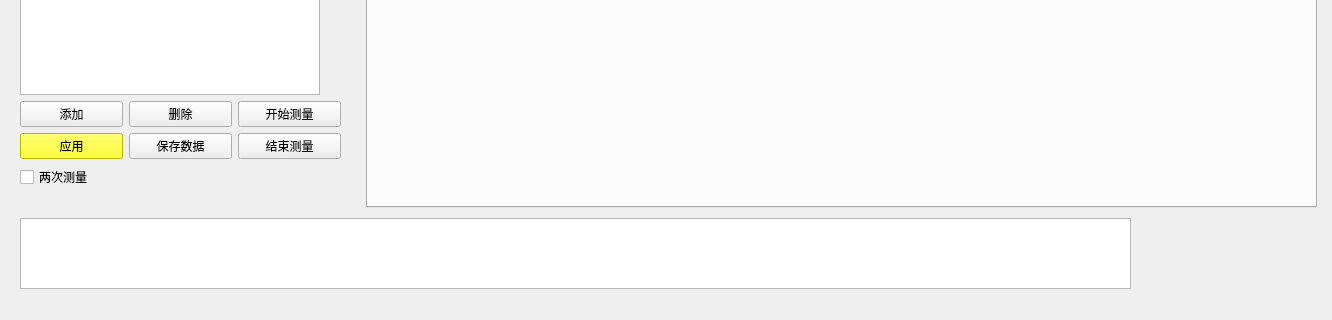
Before: the Qt Designer form TZD.ui in AaronGe88/TZD, drawn with Qt 5; both pictures show x 0 to 1332 and y 332 to 652 of the 1332 by 652 pixel window.
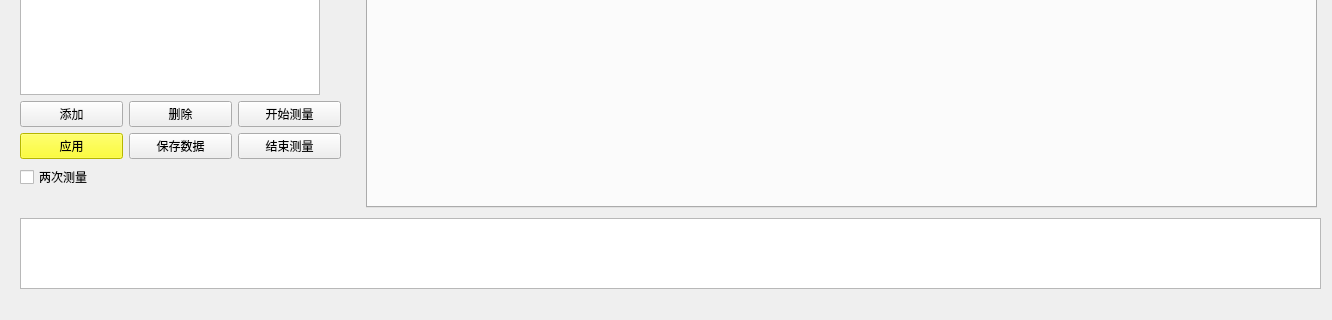
After: the same form once the commit is applied. Icons and pictures are not drawn. Custom widgets are drawn as their Qt base class.

The edit to the form file:
```diff
--- a/TZD.ui
+++ b/TZD.ui
@@ -140,7 +140,7 @@
     <rect>
      <x>20</x>
      <y>550</y>
-     <width>1111</width>
+     <width>1301</width>
      <height>71</height>
     </rect>
    </property>
```
